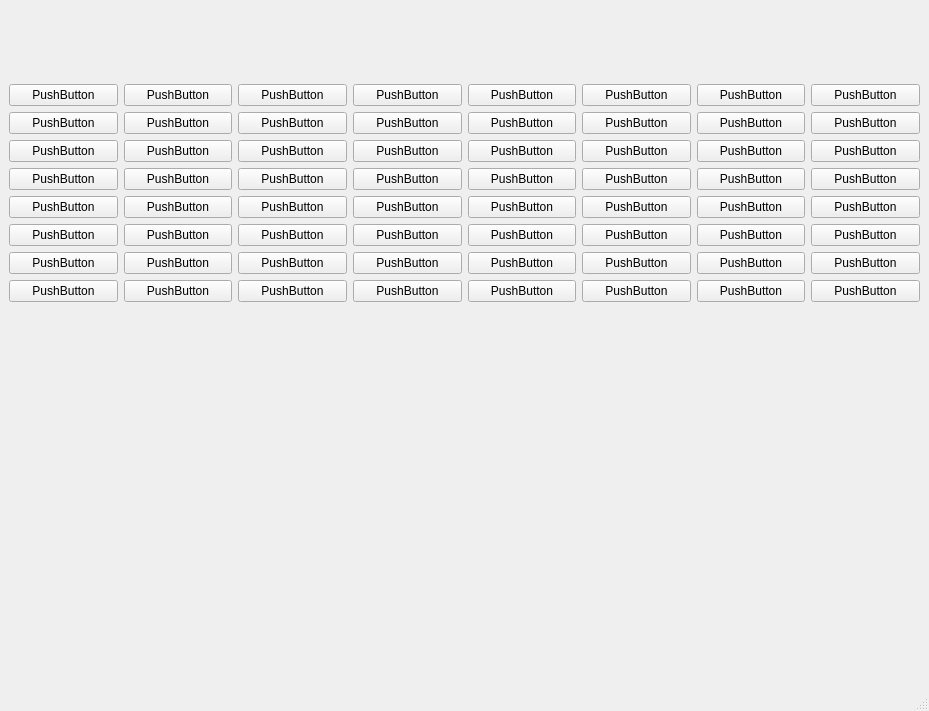
Above: chess.ui from mwjung10/Chess before the change. Below: the same form after it.
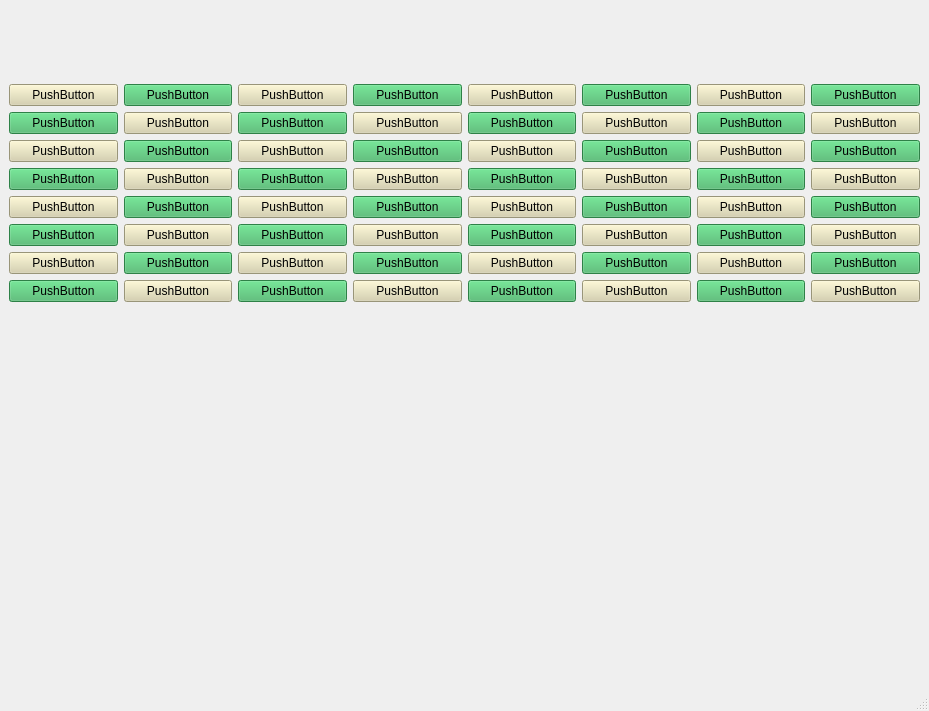
That is the form after the change.

Commit message: Colors on a board updated and added images of pices to the folder.

What changed in the file:
```diff
--- a/chess.ui
+++ b/chess.ui
@@ -40,6 +40,9 @@
        <layout class="QHBoxLayout" name="horizontalLayout">
         <item>
          <widget class="QPushButton" name="field_0_0">
+          <property name="styleSheet">
+           <string notr="true">background-color: #d6d0a9;</string>
+          </property>
           <property name="text">
            <string>PushButton</string>
           </property>
@@ -47,6 +50,9 @@
         </item>
         <item>
          <widget class="QPushButton" name="field_0_1">
+          <property name="styleSheet">
+           <string notr="true">background-color: #41b564;</string>
+          </property>
           <property name="text">
            <string>PushButton</string>
           </property>
@@ -54,6 +60,9 @@
         </item>
         <item>
          <widget class="QPushButton" name="field_0_2">
+          <property name="styleSheet">
+           <string notr="true">background-color: #d6d0a9;</string>
+          </property>
           <property name="text">
            <string>PushButton</string>
           </property>
@@ -61,6 +70,9 @@
         </item>
         <item>
          <widget class="QPushButton" name="field_0_3">
+          <property name="styleSheet">
+           <string notr="true">background-color: #41b564;</string>
+          </property>
           <property name="text">
            <string>PushButton</string>
           </property>
@@ -68,6 +80,9 @@
         </item>
         <item>
          <widget class="QPushButton" name="field_0_4">
+          <property name="styleSheet">
+           <string notr="true">background-color: #d6d0a9;</string>
+          </property>
           <property name="text">
            <string>PushButton</string>
           </property>
@@ -75,6 +90,9 @@
         </item>
         <item>
          <widget class="QPushButton" name="field_0_5">
+          <property name="styleSheet">
+           <string notr="true">background-color: #41b564;</string>
+          </property>
           <property name="text">
            <string>PushButton</string>
           </property>
@@ -82,6 +100,9 @@
         </item>
         <item>
          <widget class="QPushButton" name="field_0_6">
+          <property name="styleSheet">
+           <string notr="true">background-color: #d6d0a9;</string>
+          </property>
           <property name="text">
            <string>PushButton</string>
           </property>
@@ -89,6 +110,9 @@
         </item>
         <item>
          <widget class="QPushButton" name="field_0_7">
+          <property name="styleSheet">
+           <string notr="true">background-color: #41b564;</string>
+          </property>
           <property name="text">
            <string>PushButton</string>
           </property>
@@ -100,6 +124,9 @@
        <layout class="QHBoxLayout" name="horizontalLayout_2">
         <item>
          <widget class="QPushButton" name="field_1_0">
+          <property name="styleSheet">
+           <string notr="true">background-color: #41b564;</string>
+          </property>
           <property name="text">
            <string>PushButton</string>
           </property>
@@ -107,6 +134,9 @@
         </item>
         <item>
          <widget class="QPushButton" name="field_1_1">
+          <property name="styleSheet">
+           <string notr="true">background-color: #d6d0a9;</string>
+          </property>
           <property name="text">
            <string>PushButton</string>
           </property>
@@ -114,6 +144,9 @@
         </item>
         <item>
          <widget class="QPushButton" name="field_1_2">
+          <property name="styleSheet">
+           <string notr="true">background-color: #41b564;</string>
+          </property>
           <property name="text">
            <string>PushButton</string>
           </property>
@@ -121,6 +154,9 @@
         </item>
         <item>
          <widget class="QPushButton" name="field_1_3">
+          <property name="styleSheet">
+           <string notr="true">background-color: #d6d0a9;</string>
+          </property>
           <property name="text">
            <string>PushButton</string>
           </property>
@@ -128,6 +164,9 @@
         </item>
         <item>
          <widget class="QPushButton" name="field_1_4">
+          <property name="styleSheet">
+           <string notr="true">background-color: #41b564;</string>
+          </property>
           <property name="text">
            <string>PushButton</string>
           </property>
@@ -135,6 +174,9 @@
         </item>
         <item>
          <widget class="QPushButton" name="field_1_5">
+          <property name="styleSheet">
+           <string notr="true">background-color: #d6d0a9;</string>
+          </property>
           <property name="text">
            <string>PushButton</string>
           </property>
@@ -142,6 +184,9 @@
         </item>
         <item>
          <widget class="QPushButton" name="field_1_6">
+          <property name="styleSheet">
+           <string notr="true">background-color: #41b564;</string>
+          </property>
           <property name="text">
            <string>PushButton</string>
           </property>
@@ -149,6 +194,9 @@
         </item>
         <item>
          <widget class="QPushButton" name="field_1_7">
+          <property name="styleSheet">
+           <string notr="true">background-color: #d6d0a9;</string>
+          </property>
           <property name="text">
            <string>PushButton</string>
           </property>
@@ -160,6 +208,9 @@
        <layout class="QHBoxLayout" name="horizontalLayout_3">
         <item>
          <widget class="QPushButton" name="field_2_0">
+          <property name="styleSheet">
+           <string notr="true">background-color: #d6d0a9;</string>
+          </property>
           <property name="text">
            <string>PushButton</string>
           </property>
@@ -167,6 +218,9 @@
         </item>
         <item>
          <widget class="QPushButton" name="field_2_1">
+          <property name="styleSheet">
+           <string notr="true">background-color: #41b564;</string>
+          </property>
           <property name="text">
            <string>PushButton</string>
           </property>
@@ -174,6 +228,9 @@
         </item>
         <item>
          <widget class="QPushButton" name="field_2_2">
+          <property name="styleSheet">
+           <string notr="true">background-color: #d6d0a9;</string>
+          </property>
           <property name="text">
            <string>PushButton</string>
           </property>
@@ -181,6 +238,9 @@
         </item>
         <item>
          <widget class="QPushButton" name="field_2_3">
+          <property name="styleSheet">
+           <string notr="true">background-color: #41b564;</string>
+          </property>
           <property name="text">
            <string>PushButton</string>
           </property>
@@ -188,6 +248,9 @@
         </item>
         <item>
          <widget class="QPushButton" name="field_2_4">
+          <property name="styleSheet">
+           <string notr="true">background-color: #d6d0a9;</string>
+          </property>
           <property name="text">
            <string>PushButton</string>
           </property>
@@ -195,6 +258,9 @@
         </item>
         <item>
          <widget class="QPushButton" name="field_2_5">
+          <property name="styleSheet">
+           <string notr="true">background-color: #41b564;</string>
+          </property>
           <property name="text">
            <string>PushButton</string>
           </property>
@@ -202,6 +268,9 @@
         </item>
         <item>
          <widget class="QPushButton" name="field_2_6">
+          <property name="styleSheet">
+           <string notr="true">background-color: #d6d0a9;</string>
+          </property>
           <property name="text">
            <string>PushButton</string>
           </property>
@@ -209,6 +278,9 @@
         </item>
         <item>
          <widget class="QPushButton" name="field_2_7">
+          <property name="styleSheet">
+           <string notr="true">background-color: #41b564;</string>
+          </property>
           <property name="text">
            <string>PushButton</string>
           </property>
@@ -220,6 +292,9 @@
        <layout class="QHBoxLayout" name="horizontalLayout_4">
         <item>
          <widget class="QPushButton" name="field_3_0">
+          <property name="styleSheet">
+           <string notr="true">background-color: #41b564;</string>
+          </property>
           <property name="text">
            <string>PushButton</string>
           </property>
@@ -227,6 +302,9 @@
         </item>
         <item>
          <widget class="QPushButton" name="field_3_1">
+          <property name="styleSheet">
+           <string notr="true">background-color: #d6d0a9;</string>
+          </property>
           <property name="text">
            <string>PushButton</string>
           </property>
@@ -234,6 +312,9 @@
         </item>
         <item>
          <widget class="QPushButton" name="field_3_2">
+          <property name="styleSheet">
+           <string notr="true">background-color: #41b564;</string>
+          </property>
           <property name="text">
            <string>PushButton</string>
           </property>
@@ -241,6 +322,9 @@
         </item>
         <item>
          <widget class="QPushButton" name="field_3_3">
+          <property name="styleSheet">
+           <string notr="true">background-color: #d6d0a9;</string>
+          </property>
           <property name="text">
            <string>PushButton</string>
           </property>
@@ -248,6 +332,9 @@
         </item>
         <item>
          <widget class="QPushButton" name="field_3_4">
+          <property name="styleSheet">
+           <string notr="true">background-color: #41b564;</string>
+          </property>
           <property name="text">
            <string>PushButton</string>
           </property>
@@ -255,6 +342,9 @@
         </item>
         <item>
          <widget class="QPushButton" name="field_3_5">
+          <property name="styleSheet">
+           <string notr="true">background-color: #d6d0a9;</string>
+          </property>
           <property name="text">
            <string>PushButton</string>
           </property>
@@ -262,6 +352,9 @@
         </item>
         <item>
          <widget class="QPushButton" name="field_3_6">
+          <property name="styleSheet">
+           <string notr="true">background-color: #41b564;</string>
+          </property>
           <property name="text">
            <string>PushButton</string>
           </property>
@@ -269,6 +362,9 @@
         </item>
         <item>
          <widget class="QPushButton" name="field_3_7">
+          <property name="styleSheet">
+           <string notr="true">background-color: #d6d0a9;</string>
+          </property>
           <property name="text">
            <string>PushButton</string>
           </property>
@@ -280,6 +376,9 @@
        <layout class="QHBoxLayout" name="horizontalLayout_5">
         <item>
          <widget class="QPushButton" name="field_4_0">
+          <property name="styleSheet">
+           <string notr="true">background-color: #d6d0a9;</string>
+          </property>
           <property name="text">
            <string>PushButton</string>
           </property>
@@ -287,6 +386,9 @@
         </item>
         <item>
          <widget class="QPushButton" name="field_4_1">
+          <property name="styleSheet">
+           <string notr="true">background-color: #41b564;</string>
+          </property>
           <property name="text">
            <string>PushButton</string>
           </property>
@@ -294,6 +396,9 @@
         </item>
         <item>
          <widget class="QPushButton" name="field_4_2">
+          <property name="styleSheet">
+           <string notr="true">background-color: #d6d0a9;</string>
+          </property>
           <property name="text">
            <string>PushButton</string>
           </property>
@@ -301,6 +406,9 @@
         </item>
         <item>
          <widget class="QPushButton" name="field_4_3">
+          <property name="styleSheet">
+           <string notr="true">background-color: #41b564;</string>
+          </property>
           <property name="text">
            <string>PushButton</string>
           </property>
@@ -308,6 +416,9 @@
         </item>
         <item>
          <widget class="QPushButton" name="field_4_4">
+          <property name="styleSheet">
+           <string notr="true">background-color: #d6d0a9;</string>
+          </property>
           <property name="text">
            <string>PushButton</string>
           </property>
@@ -315,6 +426,9 @@
         </item>
         <item>
          <widget class="QPushButton" name="field_4_5">
+          <property name="styleSheet">
+           <string notr="true">background-color: #41b564;</string>
+          </property>
           <property name="text">
            <string>PushButton</string>
           </property>
@@ -322,6 +436,9 @@
         </item>
         <item>
          <widget class="QPushButton" name="field_4_6">
+          <property name="styleSheet">
+           <string notr="true">background-color: #d6d0a9;</string>
+          </property>
           <property name="text">
            <string>PushButton</string>
           </property>
@@ -329,6 +446,9 @@
         </item>
         <item>
          <widget class="QPushButton" name="field_4_7">
+          <property name="styleSheet">
+           <string notr="true">background-color: #41b564;</string>
+          </property>
           <property name="text">
            <string>PushButton</string>
           </property>
@@ -340,6 +460,9 @@
        <layout class="QHBoxLayout" name="horizontalLayout_6">
         <item>
          <widget class="QPushButton" name="field_5_0">
+          <property name="styleSheet">
+           <string notr="true">background-color: #41b564;</string>
+          </property>
           <property name="text">
            <string>PushButton</string>
           </property>
@@ -347,6 +470,9 @@
         </item>
         <item>
          <widget class="QPushButton" name="field_5_1">
+          <property name="styleSheet">
+           <string notr="true">background-color: #d6d0a9;</string>
+          </property>
           <property name="text">
            <string>PushButton</string>
           </property>
@@ -354,6 +480,9 @@
         </item>
         <item>
          <widget class="QPushButton" name="field_5_2">
+          <property name="styleSheet">
+           <string notr="true">background-color: #41b564;</string>
+          </property>
           <property name="text">
            <string>PushButton</string>
           </property>
@@ -361,6 +490,9 @@
         </item>
         <item>
          <widget class="QPushButton" name="field_5_3">
+          <property name="styleSheet">
+           <string notr="true">background-color: #d6d0a9;</string>
+          </property>
           <property name="text">
            <string>PushButton</string>
           </property>
@@ -368,6 +500,9 @@
         </item>
         <item>
          <widget class="QPushButton" name="field_5_4">
+          <property name="styleSheet">
+           <string notr="true">background-color: #41b564;</string>
+          </property>
           <property name="text">
            <string>PushButton</string>
           </property>
@@ -375,6 +510,9 @@
         </item>
         <item>
          <widget class="QPushButton" name="field_5_5">
+          <property name="styleSheet">
+           <string notr="true">background-color: #d6d0a9;</string>
+          </property>
           <property name="text">
            <string>PushButton</string>
           </property>
@@ -382,6 +520,9 @@
         </item>
         <item>
          <widget class="QPushButton" name="field_5_6">
+          <property name="styleSheet">
+           <string notr="true">background-color: #41b564;</string>
+          </property>
           <property name="text">
            <string>PushButton</string>
           </property>
@@ -389,6 +530,9 @@
         </item>
         <item>
          <widget class="QPushButton" name="field_5_7">
+          <property name="styleSheet">
+           <string notr="true">background-color: #d6d0a9;</string>
+          </property>
           <property name="text">
            <string>PushButton</string>
           </property>
@@ -400,6 +544,9 @@
        <layout class="QHBoxLayout" name="horizontalLayout_7">
         <item>
          <widget class="QPushButton" name="field_6_0">
+          <property name="styleSheet">
+           <string notr="true">background-color: #d6d0a9;</string>
+          </property>
           <property name="text">
            <string>PushButton</string>
           </property>
@@ -407,6 +554,9 @@
         </item>
         <item>
          <widget class="QPushButton" name="field_6_1">
+          <property name="styleSheet">
+           <string notr="true">background-color: #41b564;</string>
+          </property>
           <property name="text">
            <string>PushButton</string>
           </property>
@@ -414,6 +564,9 @@
         </item>
         <item>
          <widget class="QPushButton" name="field_6_2">
+          <property name="styleSheet">
+           <string notr="true">background-color: #d6d0a9;</string>
+          </property>
           <property name="text">
            <string>PushButton</string>
           </property>
@@ -421,6 +574,9 @@
         </item>
         <item>
          <widget class="QPushButton" name="field_6_3">
+          <property name="styleSheet">
+           <string notr="true">background-color: #41b564;</string>
+          </property>
           <property name="text">
            <string>PushButton</string>
           </property>
@@ -428,6 +584,9 @@
         </item>
         <item>
          <widget class="QPushButton" name="field_6_4">
+          <property name="styleSheet">
+           <string notr="true">background-color: #d6d0a9;</string>
+          </property>
           <property name="text">
            <string>PushButton</string>
           </property>
@@ -435,6 +594,9 @@
         </item>
         <item>
          <widget class="QPushButton" name="field_6_5">
+          <property name="styleSheet">
+           <string notr="true">background-color: #41b564;</string>
+          </property>
           <property name="text">
            <string>PushButton</string>
           </property>
@@ -442,6 +604,9 @@
         </item>
         <item>
          <widget class="QPushButton" name="field_6_6">
+          <property name="styleSheet">
+           <string notr="true">background-color: #d6d0a9;</string>
+          </property>
           <property name="text">
            <string>PushButton</string>
           </property>
@@ -449,6 +614,9 @@
         </item>
         <item>
          <widget class="QPushButton" name="field_6_7">
+          <property name="styleSheet">
+           <string notr="true">background-color: #41b564;</string>
+          </property>
           <property name="text">
            <string>PushButton</string>
           </property>
@@ -460,6 +628,9 @@
        <layout class="QHBoxLayout" name="horizontalLayout_8">
         <item>
          <widget class="QPushButton" name="field_7_0">
+          <property name="styleSheet">
+           <string notr="true">background-color: #41b564;</string>
+          </property>
           <property name="text">
            <string>PushButton</string>
           </property>
@@ -467,6 +638,9 @@
         </item>
         <item>
          <widget class="QPushButton" name="field_7_1">
+          <property name="styleSheet">
+           <string notr="true">background-color: #d6d0a9;</string>
+          </property>
           <property name="text">
            <string>PushButton</string>
           </property>
@@ -474,6 +648,9 @@
         </item>
         <item>
          <widget class="QPushButton" name="field_7_2">
+          <property name="styleSheet">
+           <string notr="true">background-color: #41b564;</string>
+          </property>
           <property name="text">
            <string>PushButton</string>
           </property>
@@ -481,6 +658,9 @@
         </item>
         <item>
          <widget class="QPushButton" name="field_7_3">
+          <property name="styleSheet">
+           <string notr="true">background-color: #d6d0a9;</string>
+          </property>
           <property name="text">
            <string>PushButton</string>
           </property>
@@ -488,6 +668,9 @@
         </item>
         <item>
          <widget class="QPushButton" name="field_7_4">
+          <property name="styleSheet">
+           <string notr="true">background-color: #41b564;</string>
+          </property>
           <property name="text">
            <string>PushButton</string>
           </property>
@@ -495,6 +678,9 @@
         </item>
         <item>
          <widget class="QPushButton" name="field_7_5">
+          <property name="styleSheet">
+           <string notr="true">background-color: #d6d0a9;</string>
+          </property>
           <property name="text">
            <string>PushButton</string>
           </property>
@@ -502,6 +688,9 @@
         </item>
         <item>
          <widget class="QPushButton" name="field_7_6">
+          <property name="styleSheet">
+           <string notr="true">background-color: #41b564;</string>
+          </property>
           <property name="text">
            <string>PushButton</string>
           </property>
@@ -509,6 +698,9 @@
         </item>
         <item>
          <widget class="QPushButton" name="field_7_7">
+          <property name="styleSheet">
+           <string notr="true">background-color: #d6d0a9;</string>
+          </property>
           <property name="text">
            <string>PushButton</string>
           </property>
```
The commit also changes 15 other files.
